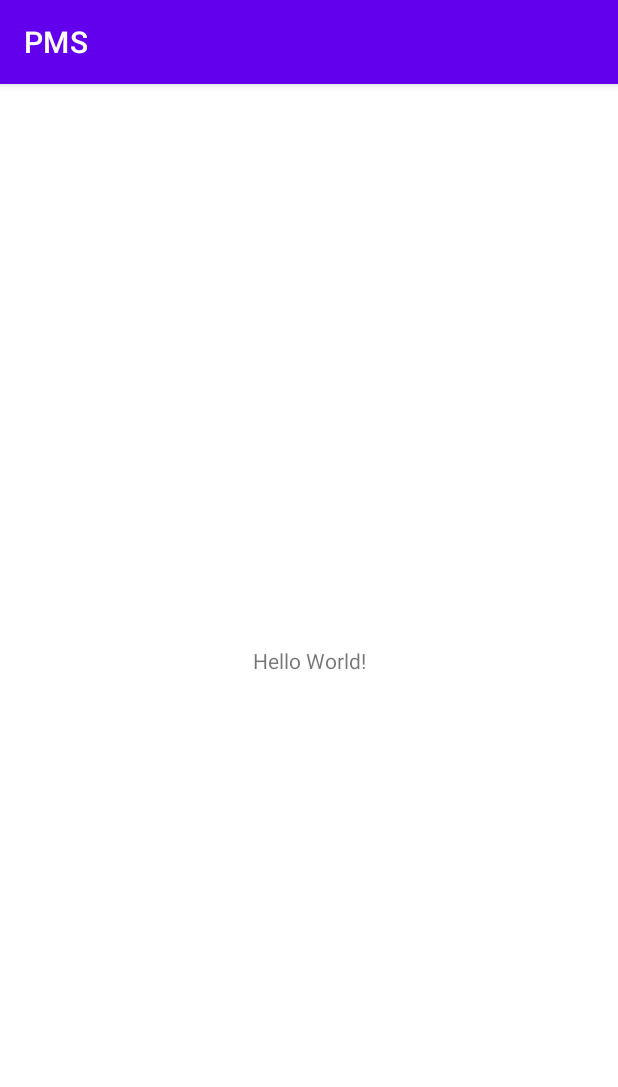
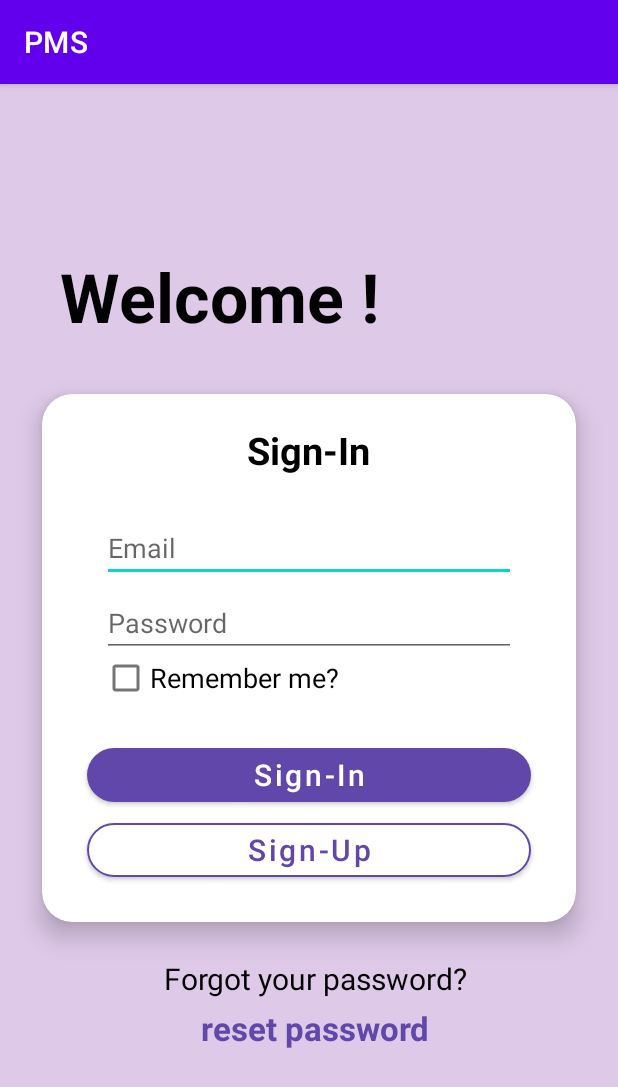
Before and after one commit to AdamTweedie/PMS-Android-Application, an Android app: the screen it shows after launch (MainActivity), on a phone screen of 412 x 824 dp. Shown: the top 1087 px of the screen. Run offline under Robolectric (Android 15) with nearby library versions, the phone set to English and light mode, and no system bars.

Commit message:
Sign_In page UI complete, added Fragments to build.gradle

```diff
--- a/app/build.gradle
+++ b/app/build.gradle
@@ -29,10 +29,16 @@ android {
 }
 
 dependencies {
+    implementation 'androidx.legacy:legacy-support-v4:1.0.0'
 
-    implementation 'androidx.appcompat:appcompat:1.4.0'
-    implementation 'com.google.android.material:material:1.4.0'
-    implementation 'androidx.constraintlayout:constraintlayout:2.1.2'
+
+    // Fragment implementation
+    def fragment_version = "1.4.0"
+    implementation "android.fragment:fragment:$fragment_version"
+
+    implementation 'androidx.appcompat:appcompat:1.4.1'
+    implementation 'com.google.android.material:material:1.5.0'
+    implementation 'androidx.constraintlayout:constraintlayout:2.1.3'
     testImplementation 'junit:junit:4.+'
     androidTestImplementation 'androidx.test.ext:junit:1.1.3'
     androidTestImplementation 'androidx.test.espresso:espresso-core:3.4.0'
--- a/app/src/main/res/layout/activity_main.xml
+++ b/app/src/main/res/layout/activity_main.xml
@@ -4,15 +4,146 @@
     xmlns:tools="http://schemas.android.com/tools"
     android:layout_width="match_parent"
     android:layout_height="match_parent"
+    android:background="#DEC9E9"
     tools:context=".MainActivity">
 
     <TextView
-        android:layout_width="wrap_content"
+        android:layout_width="match_parent"
+        android:layout_marginHorizontal="40dp"
         android:layout_height="wrap_content"
-        android:text="Hello World!"
+        android:layout_marginTop="100dp"
+        android:text="@string/welcome"
+        android:textSize="45sp"
+        android:textStyle="bold"
+        android:textColor="@color/black"
+        app:layout_constraintBottom_toTopOf="@+id/cardView"
+        app:layout_constraintTop_toTopOf="parent"
+        tools:layout_editor_absoluteX="127dp" />
+
+
+    <TextView
+        android:id="@+id/tvForgotPassword"
+        android:layout_width="209dp"
+        android:layout_height="32dp"
+        android:layout_marginStart="5dp"
+        android:text="@string/forgot_password"
+        android:textColor="@color/black"
+        android:textSize="20sp"
+        app:layout_constraintEnd_toEndOf="parent"
+        app:layout_constraintStart_toStartOf="@+id/cardView"
+        app:layout_constraintTop_toBottomOf="@+id/cardView" />
+
+    <TextView
+        android:layout_width="159dp"
+        android:layout_height="33dp"
+        android:layout_marginStart="5dp"
+        android:text="@string/reset_password"
+        android:textColor="#6247AA"
+        android:textSize="22sp"
+        android:textStyle="bold"
+        app:layout_constraintEnd_toEndOf="parent"
+        app:layout_constraintStart_toStartOf="@+id/cardView"
+        app:layout_constraintTop_toBottomOf="@+id/tvForgotPassword" />
+
+    <androidx.cardview.widget.CardView
+        android:id="@+id/cardView"
+        android:layout_width="match_parent"
+        android:layout_marginHorizontal="40dp"
+        android:layout_height="400dp"
+        android:layout_margin="10dp"
+        app:cardBackgroundColor="@color/white"
+        app:cardCornerRadius="20dp"
+        app:cardElevation="10dp"
+        app:cardMaxElevation="12dp"
+        app:cardPreventCornerOverlap="true"
+        app:cardUseCompatPadding="true"
         app:layout_constraintBottom_toBottomOf="parent"
-        app:layout_constraintLeft_toLeftOf="parent"
-        app:layout_constraintRight_toRightOf="parent"
-        app:layout_constraintTop_toTopOf="parent" />
+        app:layout_constraintEnd_toEndOf="parent"
+        app:layout_constraintStart_toStartOf="parent"
+        app:layout_constraintTop_toTopOf="parent"
+        app:layout_constraintVertical_bias="0.497">
+
+        <TextView
+            android:layout_width="wrap_content"
+            android:layout_height="wrap_content"
+            android:layout_gravity="top|center_horizontal"
+            android:layout_marginTop="20dp"
+            android:layout_marginBottom="20dp"
+            android:text="@string/sign_in"
+            android:textColor="@color/black"
+            android:textSize="25sp"
+            android:textStyle="bold" />
+
+        <EditText
+            android:id="@+id/editTextEmailAddress"
+            android:layout_width="match_parent"
+            android:layout_height="wrap_content"
+            android:layout_gravity="center_horizontal"
+            android:layout_marginHorizontal="40dp"
+            android:layout_marginTop="80dp"
+            android:ems="10"
+            android:hint="@string/email_hint"
+            android:autofillHints="@string/email_hint"
+            android:inputType="textEmailAddress"
+            android:minWidth="100dp" />
+
+        <EditText
+            android:id="@+id/editTextPassword"
+            android:layout_width="match_parent"
+            android:layout_height="wrap_content"
+            android:layout_gravity="center_horizontal"
+            android:layout_marginHorizontal="40dp"
+            android:layout_marginTop="130dp"
+            android:ems="10"
+            android:hint="@string/password_hint"
+            android:autofillHints="@string/password_hint"
+            android:inputType="textPassword" />
+
+        <CheckBox
+            android:id="@+id/checkBox"
+            android:layout_width="match_parent"
+            android:layout_height="wrap_content"
+            android:layout_gravity="center_horizontal"
+            android:layout_marginHorizontal="40dp"
+            android:layout_marginTop="165dp"
+            android:text="@string/remember_password"
+            android:textSize="18sp" />
+
+        <Button
+            android:id="@+id/btnSignIn"
+            android:layout_width="match_parent"
+            android:layout_height="wrap_content"
+            android:layout_gravity="center_horizontal"
+            android:layout_marginHorizontal="30dp"
+            android:layout_marginTop="230dp"
+            android:text="@string/sign_in"
+            android:textAllCaps="false"
+            android:textSize="20sp"
+            app:backgroundTint="#6247AA"
+            app:cornerRadius="60dp"
+            app:iconPadding="8dp" />
+
+
+        <Button
+            android:id="@+id/btnSignUp"
+            android:layout_width="match_parent"
+            android:layout_height="wrap_content"
+            android:layout_gravity="center_horizontal"
+            android:layout_marginHorizontal="30dp"
+            android:layout_marginTop="280dp"
+            android:text="@string/sign_up"
+            android:textAllCaps="false"
+            android:textColor="#6247AA"
+            android:textSize="20sp"
+            app:backgroundTint="#FFFFFF"
+            app:cornerRadius="60dp"
+            app:iconPadding="8dp"
+            app:rippleColor="#33AAAAAA"
+            app:strokeColor="#6247AA"
+            app:strokeWidth="1dp" />
+
+    </androidx.cardview.widget.CardView>
+
+
 
 </androidx.constraintlayout.widget.ConstraintLayout>
--- /dev/null
+++ b/app/src/main/res/layout/layout_sign_up.xml
@@ -0,0 +1,6 @@
+<?xml version="1.0" encoding="utf-8"?>
+<androidx.constraintlayout.widget.ConstraintLayout
+    xmlns:android="http://schemas.android.com/apk/res/android" android:layout_width="match_parent"
+    android:layout_height="match_parent">
+
+</androidx.constraintlayout.widget.ConstraintLayout>
--- a/app/src/main/res/values/strings.xml
+++ b/app/src/main/res/values/strings.xml
@@ -1,3 +1,14 @@
 <resources>
     <string name="app_name">PMS</string>
+    <string name="sign_in">Sign-In</string>
+    <string name="email_hint">Email</string>
+    <string name="password_hint">Password</string>
+    <string name="remember_password">Remember me?</string>
+    <string name="sign_up">Sign-Up</string>
+    <string name="welcome">Welcome !</string>
+    <string name="forgot_password">Forgot your password?</string>
+    <string name="reset_password">reset password</string>
+    <!-- TODO: Remove or change this placeholder text -->
+    <string name="hello_blank_fragment">Hello blank fragment</string>
+
 </resources>
```
